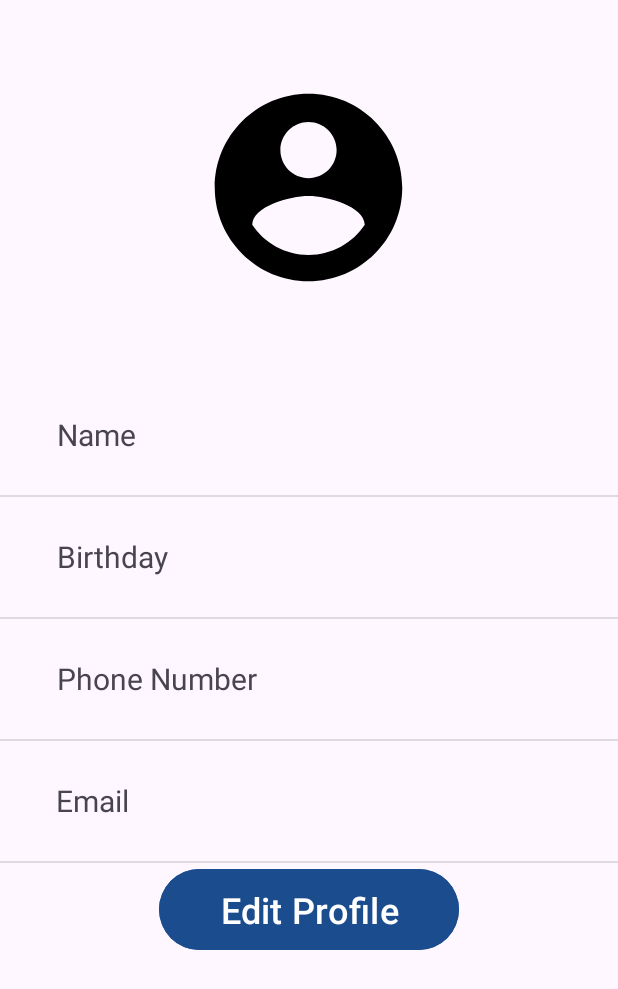
After one commit to soda4fries/StreamLiner, an Android app: the fragment ViewProfile shown on its own in the app's theme, on a phone screen of 412 x 824 dp. The commit adds this screen. Shown: the top 989 px of the screen. Run offline under Robolectric (Android 15) with nearby library versions, the phone set to English and light mode, and no system bars.

Commit message:
Profile & feedback UI

```diff
--- /dev/null
+++ b/app/src/main/java/com/example/streamliner/ViewProfile.java
@@ -0,0 +1,64 @@
+package com.example.streamliner;
+
+import android.os.Bundle;
+
+import androidx.fragment.app.Fragment;
+
+import android.view.LayoutInflater;
+import android.view.View;
+import android.view.ViewGroup;
+
+/**
+ * A simple {@link Fragment} subclass.
+ * Use the {@link ViewProfile#newInstance} factory method to
+ * create an instance of this fragment.
+ */
+public class ViewProfile extends Fragment {
+
+    // TODO: Rename parameter arguments, choose names that match
+    // the fragment initialization parameters, e.g. ARG_ITEM_NUMBER
+    private static final String ARG_PARAM1 = "param1";
+    private static final String ARG_PARAM2 = "param2";
+
+    // TODO: Rename and change types of parameters
+    private String mParam1;
+    private String mParam2;
+
+    public ViewProfile() {
+        // Required empty public constructor
+    }
+
+    /**
+     * Use this factory method to create a new instance of
+     * this fragment using the provided parameters.
+     *
+     * @param param1 Parameter 1.
+     * @param param2 Parameter 2.
+     * @return A new instance of fragment ViewProfile.
+     */
+    // TODO: Rename and change types and number of parameters
+    public static ViewProfile newInstance(String param1, String param2) {
+        ViewProfile fragment = new ViewProfile();
+        Bundle args = new Bundle();
+        args.putString(ARG_PARAM1, param1);
+        args.putString(ARG_PARAM2, param2);
+        fragment.setArguments(args);
+        return fragment;
+    }
+
+    @Override
+    public void onCreate(Bundle savedInstanceState) {
+        super.onCreate(savedInstanceState);
+        if (getArguments() != null) {
+            mParam1 = getArguments().getString(ARG_PARAM1);
+            mParam2 = getArguments().getString(ARG_PARAM2);
+        }
+    }
+
+    @Override
+    public View onCreateView(LayoutInflater inflater, ViewGroup container,
+                             Bundle savedInstanceState) {
+        // Inflate the layout for this fragment
+        return inflater.inflate(R.layout.fragment_view_profile, container, false);
+    }
+}
--- /dev/null
+++ b/app/src/main/res/drawable/baseline_account_circle_24.xml
@@ -0,0 +1,5 @@
+<vector xmlns:android="http://schemas.android.com/apk/res/android" android:height="24dp" android:tint="#000000" android:viewportHeight="24" android:viewportWidth="24" android:width="24dp">
+
+    <path android:fillColor="@android:color/white" android:pathData="M12,2C6.48,2 2,6.48 2,12s4.48,10 10,10 10,-4.48 10,-10S17.52,2 12,2zM12,5c1.66,0 3,1.34 3,3s-1.34,3 -3,3 -3,-1.34 -3,-3 1.34,-3 3,-3zM12,19.2c-2.5,0 -4.71,-1.28 -6,-3.22 0.03,-1.99 4,-3.08 6,-3.08 1.99,0 5.97,1.09 6,3.08 -1.29,1.94 -3.5,3.22 -6,3.22z"/>
+
+</vector>
--- /dev/null
+++ b/app/src/main/res/layout/fragment_view_profile.xml
@@ -0,0 +1,92 @@
+<?xml version="1.0" encoding="utf-8"?>
+<LinearLayout xmlns:android="http://schemas.android.com/apk/res/android"
+    xmlns:tools="http://schemas.android.com/tools"
+    android:layout_width="match_parent"
+    android:layout_height="match_parent"
+    android:layout_centerInParent="true"
+    android:orientation="vertical"
+    tools:context=".EditProfile">
+
+    <RelativeLayout
+        android:layout_width="match_parent"
+        android:layout_height="250dp">
+
+        <ImageView
+            android:id="@+id/IVProfilePic"
+            android:layout_width="150dp"
+            android:layout_height="150dp"
+            android:layout_centerInParent="true"
+            android:foreground="@drawable/baseline_account_circle_24" />
+
+    </RelativeLayout>
+
+    <TextView
+        android:id="@+id/TVName"
+        android:layout_width="335dp"
+        android:layout_height="80dp"
+        android:layout_gravity="center"
+        android:gravity="center_vertical"
+        android:text="Name"
+        android:textSize="20sp" />
+
+    <View
+        android:id="@+id/divider"
+        android:layout_width="match_parent"
+        android:layout_height="1dp"
+        android:background="?android:attr/listDivider" />
+
+    <TextView
+        android:id="@+id/TVBirthday"
+        android:layout_width="335dp"
+        android:layout_height="80dp"
+        android:layout_gravity="center"
+        android:gravity="center_vertical"
+        android:text="Birthday"
+        android:textSize="20sp" />
+
+    <View
+        android:id="@+id/divider2"
+        android:layout_width="match_parent"
+        android:layout_height="1dp"
+        android:background="?android:attr/listDivider" />
+
+    <TextView
+        android:id="@+id/TVPhoneNo"
+        android:layout_width="335dp"
+        android:layout_height="80dp"
+        android:layout_gravity="center"
+        android:gravity="center_vertical"
+        android:text="Phone Number"
+        android:textSize="20sp" />
+
+    <View
+        android:id="@+id/divider3"
+        android:layout_width="match_parent"
+        android:layout_height="1dp"
+        android:background="?android:attr/listDivider" />
+
+    <TextView
+        android:id="@+id/TVEmail"
+        android:layout_width="337dp"
+        android:layout_height="80dp"
+        android:layout_gravity="center"
+        android:gravity="center_vertical"
+        android:text="Email"
+        android:textSize="20sp" />
+
+    <View
+        android:id="@+id/divider4"
+        android:layout_width="match_parent"
+        android:layout_height="1dp"
+        android:background="?android:attr/listDivider" />
+
+    <Button
+        android:id="@+id/BtnEdit"
+        android:layout_width="200dp"
+        android:layout_height="62dp"
+        android:layout_gravity="center"
+        android:backgroundTint="@color/darkBlue"
+        android:text="Edit Profile"
+        android:textSize="24sp" />
+
+</LinearLayout>
--- a/app/src/main/res/values/strings.xml
+++ b/app/src/main/res/values/strings.xml
@@ -4,8 +4,8 @@
     <string name="title_dashboard">Dashboard</string>
     <string name="title_notifications">Notifications</string>
     <string name="title_chat">Chat</string>
-
-
+    <!-- TODO: Remove or change this placeholder text -->
+    <string name="hello_blank_fragment">Hello blank fragment</string>
 
 
 </resources>
```
Also changed, not shown: app/src/main/java/com/example/streamliner/EditProfile.java (added, +64 -0 lines), app/src/main/java/com/example/streamliner/Feedback.java (added, +64 -0 lines), app/src/main/res/layout/fragment_edit_profile.xml (added, +68 -0 lines), app/src/main/res/layout/fragment_feedback.xml (added, +65 -0 lines).
